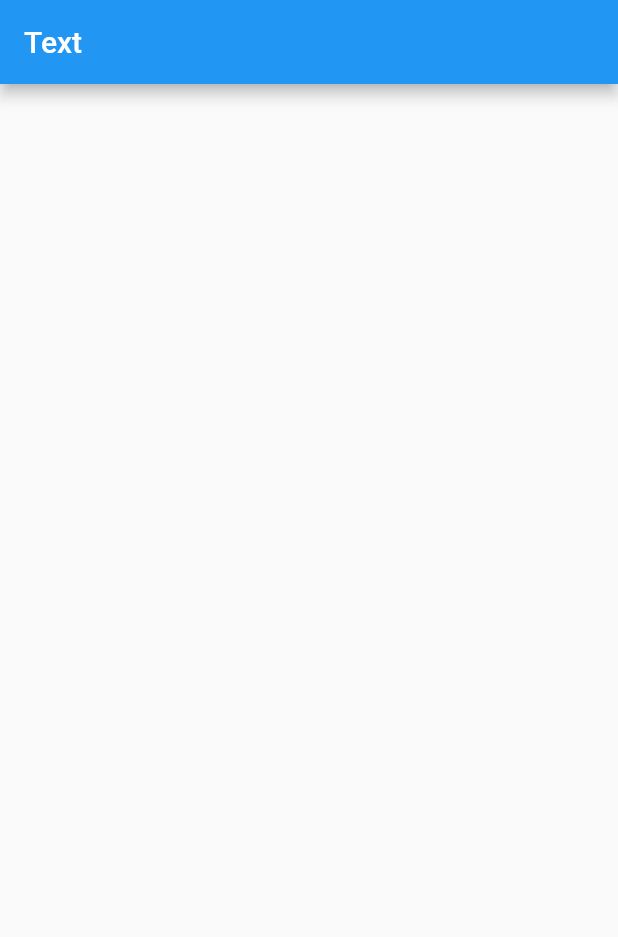
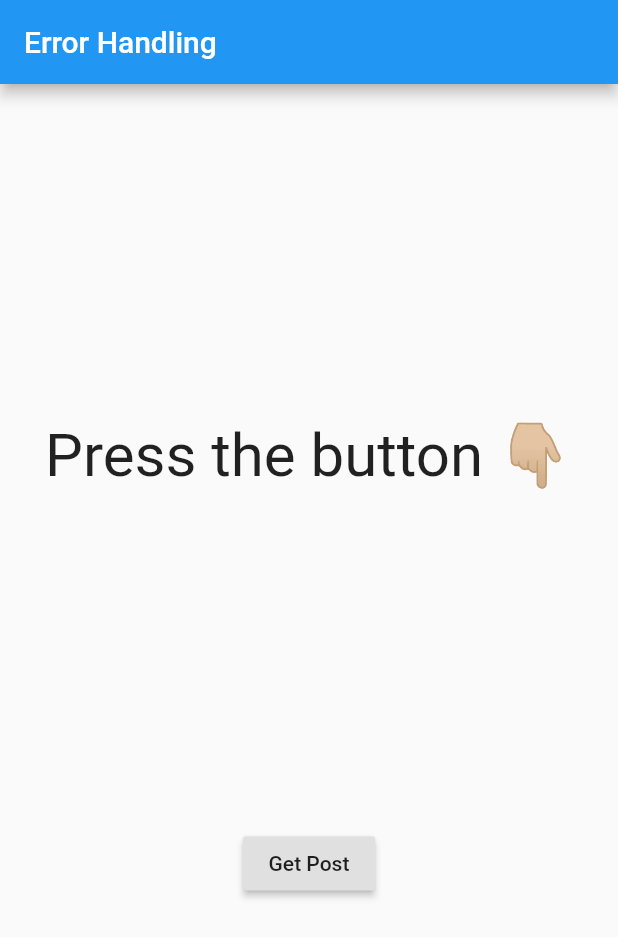
Before and after one commit to AlexKenbo/edu.proper_error_handling_tutorial, a Flutter app: the screen it shows after launch, on a phone screen of 412 x 824 dp. Shown: the top 937 px of the screen. Run offline on Flutter 3.47's test engine with Material 2 defaults, Android fonts, the phone set to English and light mode, and no system bars.

Commit message:
Create HomePage & FutureBuilder

```diff
--- a/lib/main.dart
+++ b/lib/main.dart
@@ -1,4 +1,6 @@
 import 'package:flutter/material.dart';
+
+import 'post_service.dart';
 
 void main() => runApp(MyApp());
 
@@ -6,26 +8,76 @@ class MyApp extends StatelessWidget {
   @override
   Widget build(BuildContext context) {
     return MaterialApp(
-      title: 'Flutter Demo',
-      home: MyHomePage(),
+      title: 'Material App',
+      home: Home(),
     );
   }
 }
 
-class MyHomePage extends StatefulWidget {
+class Home extends StatefulWidget {
   @override
-  _MyHomePageState createState() => _MyHomePageState();
+  _HomeState createState() => _HomeState();
 }
 
-class _MyHomePageState extends State<MyHomePage> {
+class _HomeState extends State<Home> {
+  final postService = PostService();
+  Future<Post> postFuture;
 
   @override
   Widget build(BuildContext context) {
     return Scaffold(
       appBar: AppBar(
-        title: Text('Text'),
+        title: Text('Error Handling'),
       ),
-      body: Container(),// This trailing comma makes auto-formatting nicer for build methods.
+      body: Center(
+        child: Column(
+          mainAxisAlignment: MainAxisAlignment.spaceEvenly,
+          children: <Widget>[
+            FutureBuilder<Post>(
+              future: postFuture,
+              builder: (context, snapshot) {
+                if (snapshot.connectionState == ConnectionState.waiting) {
+                  return CircularProgressIndicator();
+                } else if (snapshot.hasError) {
+                  final error = snapshot.error;
+                  return StyledText(error.toString());
+                } else if (snapshot.hasData) {
+                  final post = snapshot.data;
+                  return StyledText(post.toString());
+                } else {
+                  return StyledText('Press the button 👇🏼');
+                }
+              },
+            ),
+            RaisedButton(
+              child: Text('Get Post'),
+              onPressed: () async {
+                setState(() {
+                  postFuture = postService.getOnePost();
+                });
+              },
+            ),
+          ],
+        ),
+      ), // This trailing comma makes auto-formatting nicer for build methods.
     );
   }
 }
+
+class StyledText extends StatelessWidget {
+  const StyledText(
+    this.text, {
+    Key key,
+  }) : super(key: key);
+
+  final String text;
+
+  @override
+  Widget build(BuildContext context) {
+    return Text(
+      text,
+      textAlign: TextAlign.center,
+      style: TextStyle(fontSize: 40),
+    );
+  }
+}
```
